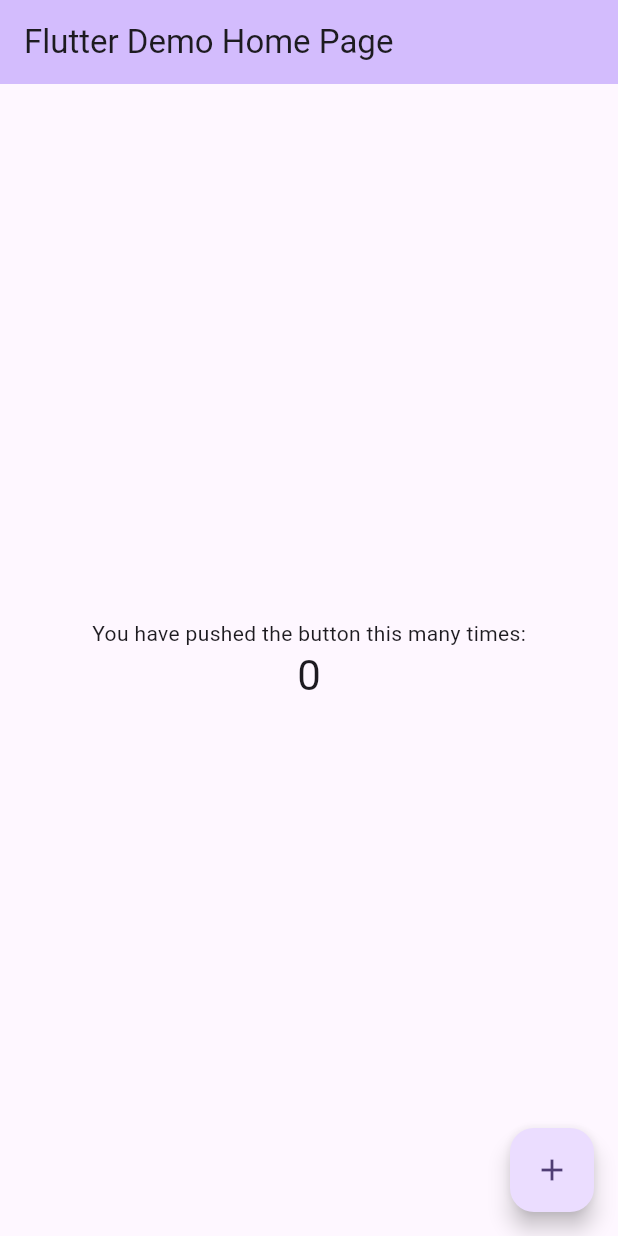
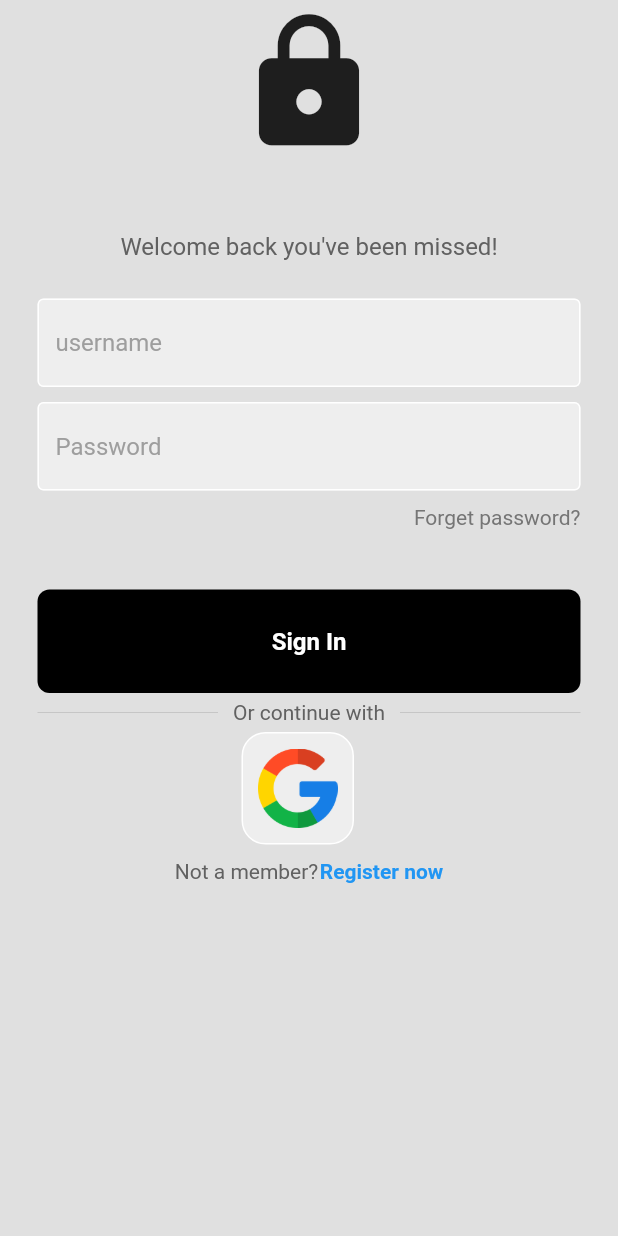
Before and after one commit to SarthakPaneru/StyleSlate-Customer, a Flutter app: the screen it shows after launch, on a phone screen of 412 x 824 dp. Run offline on Flutter 3.47's test engine with Material 2 defaults, Android fonts, the phone set to English and light mode, and no system bars.

Commit message:
add login Screen and Logo of App also orientation

```diff
--- a/lib/main.dart
+++ b/lib/main.dart
@@ -1,5 +1,7 @@
 import 'package:flutter/material.dart';
+import 'package:flutter/services.dart';
 import 'utils/mixins/orientation_mixins.dart';
+import 'modules/screens/login_page.dart';
 
 void main() {
   runApp(const MyApp());
@@ -11,117 +13,11 @@ class MyApp extends StatelessWidget {
   // This widget is the root of your application.
   @override
   Widget build(BuildContext context) {
+
+
     return MaterialApp(
-      title: 'Flutter Demo',
-      theme: ThemeData(
-        // This is the theme of your application.
-        //
-        // TRY THIS: Try running your application with "flutter run". You'll see
-        // the application has a blue toolbar. Then, without quitting the app,
-        // try changing the seedColor in the colorScheme below to Colors.green
-        // and then invoke "hot reload" (save your changes or press the "hot
-        // reload" button in a Flutter-supported IDE, or press "r" if you used
-        // the command line to start the app).
-        //
-        // Notice that the counter didn't reset back to zero; the application
-        // state is not lost during the reload. To reset the state, use hot
-        // restart instead.
-        //
-        // This works for code too, not just values: Most code changes can be
-        // tested with just a hot reload.
-        colorScheme: ColorScheme.fromSeed(seedColor: Colors.deepPurple),
-        useMaterial3: true,
-      ),
-      home: const MyHomePage(title: 'Flutter Demo Home Page'),
+      debugShowCheckedModeBanner: false,
+      home: LoginPage(),
     );
   }
 }
-
-class MyHomePage extends StatefulWidget {
-  const MyHomePage({super.key, required this.title});
-
-  // This widget is the home page of your application. It is stateful, meaning
-  // that it has a State object (defined below) that contains fields that affect
-  // how it looks.
-
-  // This class is the configuration for the state. It holds the values (in this
-  // case the title) provided by the parent (in this case the App widget) and
-  // used by the build method of the State. Fields in a Widget subclass are
-  // always marked "final".
-
-  final String title;
-
-  @override
-  State<MyHomePage> createState() => _MyHomePageState();
-}
-
-class _MyHomePageState extends State<MyHomePage> {
-  int _counter = 0;
-
-  void _incrementCounter() {
-    setState(() {
-      // This call to setState tells the Flutter framework that something has
-      // changed in this State, which causes it to rerun the build method below
-      // so that the display can reflect the updated values. If we changed
-      // _counter without calling setState(), then the build method would not be
-      // called again, and so nothing would appear to happen.
-      _counter++;
-    });
-  }
-
-  @override
-  Widget build(BuildContext context) {
-    Orientaion();
-    // This method is rerun every time setState is called, for instance as done
-    // by the _incrementCounter method above.
-    //
-    // The Flutter framework has been optimized to make rerunning build methods
-    // fast, so that you can just rebuild anything that needs updating rather
-    // than having to individually change instances of widgets.
-    return Scaffold(
-      appBar: AppBar(
-        // TRY THIS: Try changing the color here to a specific color (to
-        // Colors.amber, perhaps?) and trigger a hot reload to see the AppBar
-        // change color while the other colors stay the same.
-        backgroundColor: Theme.of(context).colorScheme.inversePrimary,
-        // Here we take the value from the MyHomePage object that was created by
-        // the App.build method, and use it to set our appbar title.
-        title: Text(widget.title),
-      ),
-      body: Center(
-        // Center is a layout widget. It takes a single child and positions it
-        // in the middle of the parent.
-        child: Column(
-          // Column is also a layout widget. It takes a list of children and
-          // arranges them vertically. By default, it sizes itself to fit its
-          // children horizontally, and tries to be as tall as its parent.
-          //
-          // Column has various properties to control how it sizes itself and
-          // how it positions its children. Here we use mainAxisAlignment to
-          // center the children vertically; the main axis here is the vertical
-          // axis because Columns are vertical (the cross axis would be
-          // horizontal).
-          //
-          // TRY THIS: Invoke "debug painting" (choose the "Toggle Debug Paint"
-          // action in the IDE, or press "p" in the console), to see the
-          // wireframe for each widget.
-          mainAxisAlignment: MainAxisAlignment.center,
-          children: <Widget>[
-            const Text(
-              'You have pushed the button this many times:',
-            ),
-            Text(
-              '$_counter',
-              style: Theme.of(context).textTheme.headlineMedium,
-            ),
-          ],
-        ),
-      ),
-      floatingActionButton: FloatingActionButton(
-        onPressed: _incrementCounter,
-        tooltip: 'Increment',
-        child: const Icon(Icons.add),
-      ), // This trailing comma makes auto-formatting nicer for build methods.
-    );
-  }
-}
--- /dev/null
+++ b/lib/modules/screens/login_page.dart
@@ -0,0 +1,126 @@
+import 'package:flutter/material.dart';
+import 'package:hamro_barber_mobile/widgets/my_button.dart';
+import 'package:hamro_barber_mobile/widgets/my_textfield.dart';
+import 'package:hamro_barber_mobile/widgets/square_tile.dart';
+
+class LoginPage extends StatelessWidget {
+  LoginPage({super.key});
+  final usernameController = TextEditingController();
+  final passwordController = TextEditingController();
+
+  void signUserIn() {}
+  @override
+  Widget build(BuildContext context) {
+    return Scaffold(
+      backgroundColor: Colors.grey[300],
+      body: SingleChildScrollView(
+        child: SafeArea(
+          child: Center(
+            child: Column(
+              mainAxisAlignment: MainAxisAlignment.center,
+              children: [
+                SizedBox(
+                  height: 5,
+                ),
+                Icon(
+                  Icons.lock,
+                  size: 100,
+                ),
+                SizedBox(height: 50),
+                Text(
+                  'Welcome back you\'ve been missed!',
+                  style: TextStyle(
+                    color: Colors.grey[700],
+                    fontSize: 16,
+                  ),
+                ),
+                const SizedBox(height: 25),
+                MyTextField(
+                  controller: usernameController,
+                  hintText: 'username',
+                  obscureText: false,
+                ),
+                const SizedBox(height: 10),
+                MyTextField(
+                    controller: passwordController,
+                    hintText: 'Password',
+                    obscureText: true),
+                const SizedBox(height: 10),
+                Padding(
+                  padding: const EdgeInsets.symmetric(horizontal: 25.0),
+                  child: Row(
+                    mainAxisAlignment: MainAxisAlignment.end,
+                    children: [
+                      Text(
+                        'Forget password?',
+                        style: TextStyle(color: Colors.grey[600]),
+                      ),
+                    ],
+                  ),
+                ),
+                const SizedBox(height: 40),
+                MyButton(
+                  onTap: signUserIn,
+                ),
+                const SizedBox(height: 5),
+                Padding(
+                  padding: const EdgeInsets.symmetric(horizontal: 25.0),
+                  child: Row(
+                    children: [
+                      Expanded(
+                        child: Divider(
+                          thickness: 0.5,
+                          color: Colors.grey[400],
+                        ),
+                      ),
+                      Padding(
+                        padding: const EdgeInsets.symmetric(horizontal: 10.0),
+                        child: Text(
+                          'Or continue with',
+                          style: TextStyle(color: Colors.grey[700]),
+                        ),
+                      ),
+                      Expanded(
+                        child: Divider(
+                          thickness: 0.5,
+                          color: Colors.grey[400],
+                        ),
+                      ),
+                    ],
+                  ),
+                ),
+                const SizedBox(height: 5),
+                const Row(
+                  mainAxisAlignment: MainAxisAlignment.center,
+                  children: [
+                    SquareTile(imagePath: 'lib/assets/images/google.png'),
+                    SizedBox(width: 15),
+                    // SquareTile(imagePath: 'images/apple.png'),
+                  ],
+                ),
+                const SizedBox(height: 10),
+                Row(
+                  mainAxisAlignment: MainAxisAlignment.center,
+                  children: [
+                    Text(
+                      'Not a member?',
+                      style: TextStyle(
+                        color: Colors.grey[700],
+                      ),
+                    ),
+                    const SizedBox(width: 1),
+                    const Text(
+                      'Register now',
+                      style: TextStyle(
+                          color: Colors.blue, fontWeight: FontWeight.bold),
+                    ),
+                  ],
+                )
+              ],
+            ),
+          ),
+        ),
+      ),
+    );
+  }
+}
--- /dev/null
+++ b/lib/widgets/my_textfield.dart
@@ -0,0 +1,36 @@
+import 'package:flutter/material.dart';
+
+class MyTextField extends StatelessWidget {
+  final controller;
+  final String hintText;
+  final bool obscureText;
+
+  const MyTextField({super.key,
+  required this.controller,
+  required this.hintText,
+  required this.obscureText});
+
+  @override
+  Widget build(BuildContext context) {
+    return Padding(
+      padding: const EdgeInsets.symmetric(horizontal: 25.0),
+      child: TextField(
+        controller: controller,
+        obscureText: obscureText,
+        decoration: InputDecoration(
+          enabledBorder: const OutlineInputBorder(
+            borderSide: BorderSide(color: Colors.white),
+          ),
+          focusedBorder: OutlineInputBorder(
+            borderSide: BorderSide(color: Colors.grey.shade400),
+          ),
+          fillColor: Colors.grey.shade200,
+          filled: true,
+          hintText: hintText,
+          hintStyle: TextStyle(color: Colors.grey[500]),
+
+        ),
+      ),
+    );
+  }
+}
--- /dev/null
+++ b/lib/widgets/square_tile.dart
@@ -0,0 +1,20 @@
+import 'package:flutter/material.dart';
+
+class SquareTile extends StatelessWidget {
+  final String imagePath;
+  const SquareTile({super.key, required this.imagePath});
+
+  @override
+  Widget build(BuildContext context) {
+    return Container(
+      padding: EdgeInsets.all(10),
+      decoration: BoxDecoration(
+        border: Border.all(color: Colors.white),
+        borderRadius: BorderRadius.circular(16),
+        color: Colors.grey[200],
+      ),
+      child: Image.asset(imagePath),
+      height: 75,
+    );
+  }
+}
--- a/pubspec.yaml
+++ b/pubspec.yaml
@@ -60,7 +60,7 @@ flutter:
 
   # To add assets to your application, add an assets section, like this:
   assets:
-    - lib/assets/
+    - lib/assets/images/google.png
   #   - images/a_dot_ham.jpeg
 
   # An image asset can refer to one or more resolution-specific "variants", see
```
Also changed, not shown: lib/assets/images/google.png (added), 5 other files.
